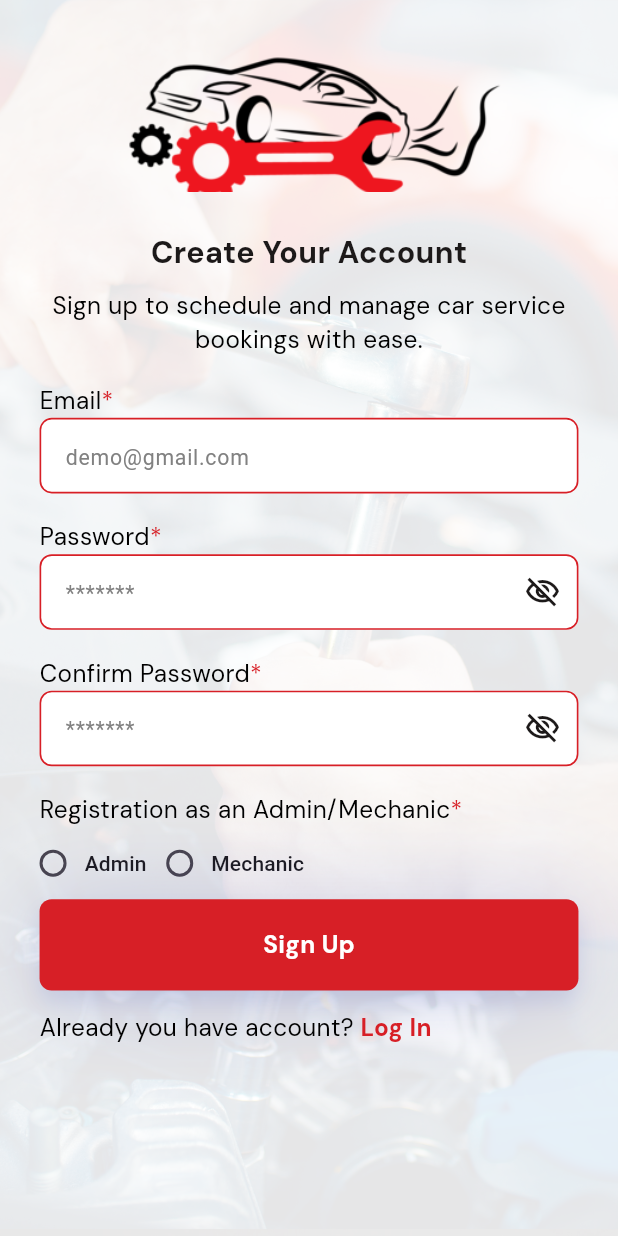
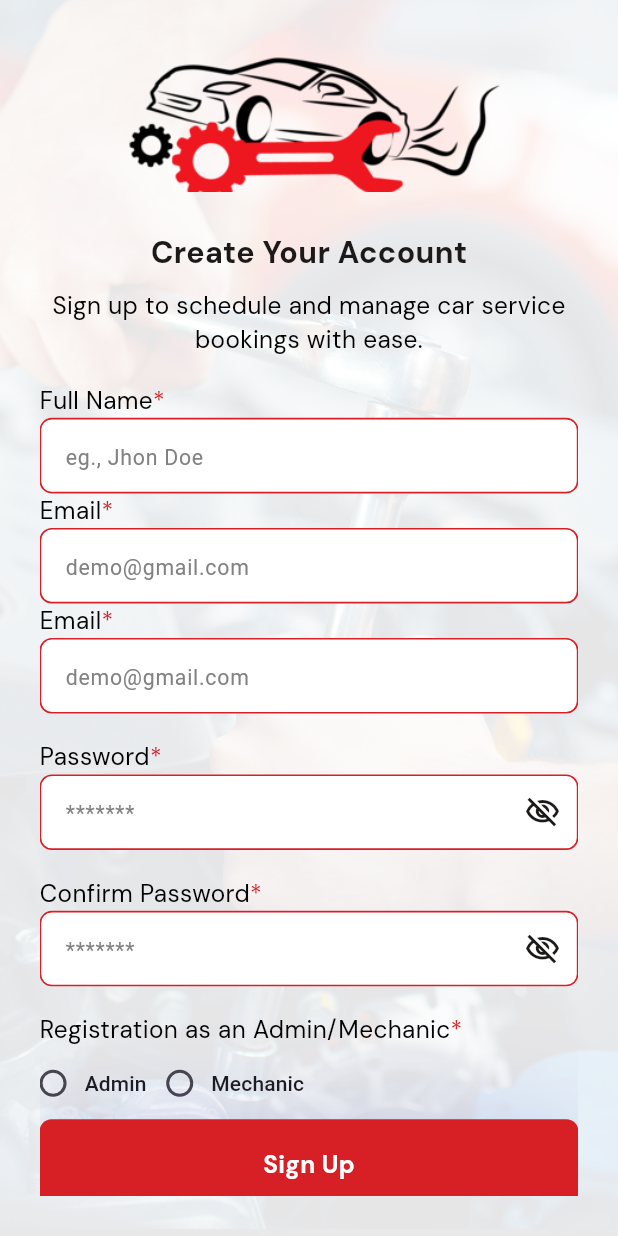
Before and after one commit to developerSajib88/Car-Workshop, a Flutter app: the UserRegistrationScreen screen opened directly, on a phone screen of 412 x 824 dp. Run offline on Flutter 3.47's test engine with Material 3 defaults, Android fonts, the phone set to English and light mode, and no system bars; our stand-ins replace cloud_firestore, equatable, firebase_core, flutter_animate, flutter_hooks, flutter_screenutil and 7 more; accounts and stored records are empty; statements that could not run were skipped.

Commit message:
Name field add in user registration.

```diff
--- a/lib/features/authentications/presentation/user_registration/user_registration_screen.dart
+++ b/lib/features/authentications/presentation/user_registration/user_registration_screen.dart
@@ -59,6 +59,31 @@ class UserRegistrationScreen extends HookConsumerWidget {
                     child: Column(
                       crossAxisAlignment: crossStart,
                       children: [
+
+
+                        PrimaryTextFormFields(
+                          isRequired: true,
+                          controller: authenticationState.userNameController,
+                          title: "Full Name",
+                          hintText: "eg., Jhon Doe",
+                          validator: (value)=> FormValidation(
+                              validationType: ValidationType.name,
+                              formValue: value
+                          ).validate(),
+                        ),
+
+
+                        PrimaryTextFormFields(
+                          isRequired: true,
+                          controller: authenticationState.emailController,
+                          title: "Email",
+                          hintText: "demo@gmail.com",
+                          validator: (value)=> FormValidation(
+                              validationType: ValidationType.email,
+                              formValue: value
+                          ).validate(),
+                        ),
+
 
                         PrimaryTextFormFields(
                           isRequired: true,
```
